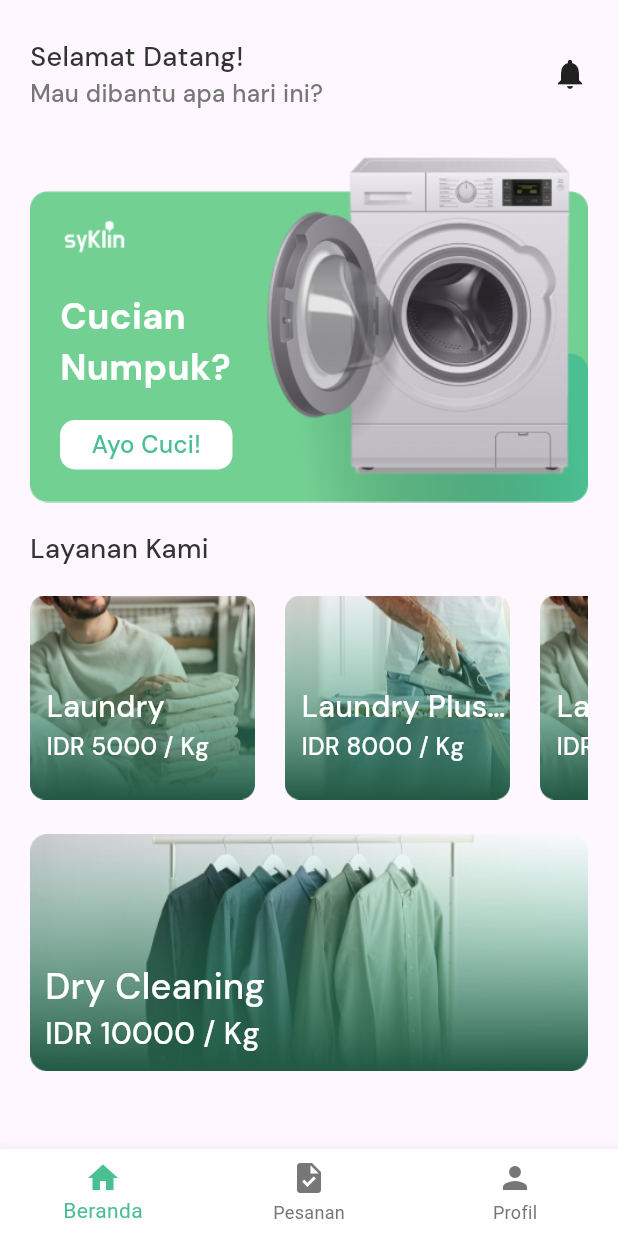
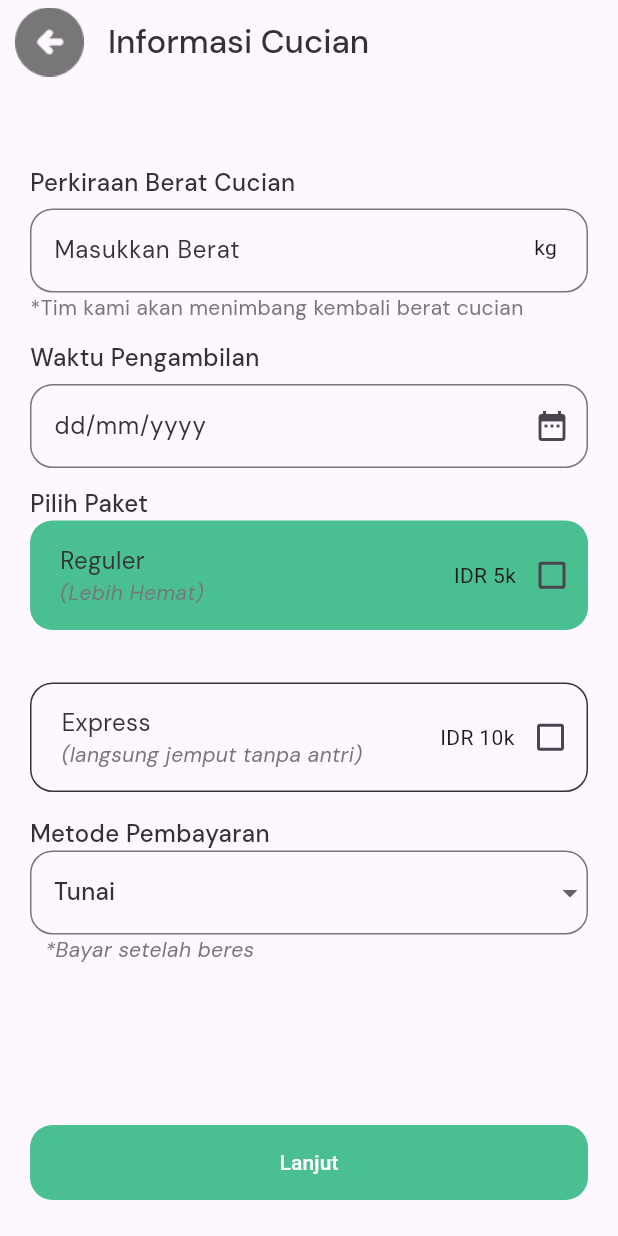
Before and after one commit to daudsutanssyah/syn_laundry, a Flutter app: the screen it shows after launch, on a phone screen of 412 x 824 dp. Run offline on Flutter 3.47's test engine with Material 3 defaults, Android fonts, the phone set to English and light mode, and no system bars; our stand-ins replace google_fonts.

Commit message:
menambahkan page info pesanan dan info cucian

```diff
--- a/lib/main.dart
+++ b/lib/main.dart
@@ -1,5 +1,7 @@
 import 'package:flutter/material.dart';
 import 'package:syn_laundry/pages/beranda_page.dart';
+import 'package:syn_laundry/pages/info_cucian_page.dart';
+import 'package:syn_laundry/pages/info_pesanan.dart';
 import 'package:syn_laundry/pages/landing_page.dart';
 import 'package:syn_laundry/pages/list_order_page.dart';
 import 'package:syn_laundry/pages/login_page.dart';
@@ -42,7 +44,7 @@ class MyApp extends StatelessWidget {
         colorScheme: ColorScheme.fromSeed(seedColor: Colors.deepPurple),
         useMaterial3: true,
       ),
-      home: LandingPage(),
+      home: InfoCucianPage(),
     );
   }
 }
--- /dev/null
+++ b/lib/pages/info_cucian_page.dart
@@ -0,0 +1,260 @@
+import 'package:flutter/material.dart';
+import 'package:intl/intl.dart';
+import 'package:syn_laundry/themes/themes.dart';
+
+class InfoCucianPage extends StatefulWidget {
+  const InfoCucianPage({super.key});
+
+  @override
+  State<InfoCucianPage> createState() => _InfoCucianPageState();
+}
+
+class _InfoCucianPageState extends State<InfoCucianPage> {
+
+  TextEditingController dateInput = TextEditingController();
+
+  String metodeBayar = "Tunai";
+
+  @override
+  void initState() {
+    // TODO: implement initState
+    super.initState();
+    dateInput.text = "";
+  }
+
+  @override
+  Widget build(BuildContext context) {
+    return Scaffold(
+      appBar: AppBar(
+        title: Text(
+          "Informasi Cucian",
+          style: primaryTextStyle.copyWith(fontWeight: FontWeight.w500),
+        ),
+        leading: Container(
+          margin: EdgeInsets.only(left: 10),
+          child: Image.asset(
+            'assets/ic-back.png',
+            width: 36,
+            height: 36,
+          ),
+        ),
+      ),
+      body: Container(
+        margin: EdgeInsets.only(top: 54, left: 20, right: 20),
+        child: ListView(
+          children: [
+            Text(
+              "Perkiraan Berat Cucian",
+              style: primaryTextStyle.copyWith(
+                  fontSize: 16, fontWeight: FontWeight.w500),
+            ),
+            SizedBox(
+              height: 6,
+            ),
+            TextFormField(
+              obscureText: true,
+              keyboardType: TextInputType.number,
+              decoration: InputDecoration(
+                hintText: "Masukkan Berat",
+                hintStyle: primaryTextStyle,
+                suffixIcon: Padding(
+                  padding: const EdgeInsets.all(12.0),
+                  child: Text("kg"),
+                ),
+                enabledBorder: OutlineInputBorder(
+                    borderRadius: BorderRadius.circular(15),
+                    borderSide: BorderSide(
+                      color: greyColor,
+                    )),
+                focusedBorder: OutlineInputBorder(
+                    borderRadius: BorderRadius.circular(15),
+                    borderSide: BorderSide(
+                      color: greyColor,
+                    )),
+              ),
+            ),
+            Text("*Tim kami akan menimbang kembali berat cucian", style: secondaryTextStyle,),
+            SizedBox(height: 12,),
+            Text(
+              "Waktu Pengambilan",
+              style: primaryTextStyle.copyWith(
+                  fontSize: 16, fontWeight: FontWeight.w500),
+            ),
+            SizedBox(height: 6,),
+            TextFormField(
+              obscureText: true,
+              keyboardType: TextInputType.datetime,
+              decoration: InputDecoration(
+                hintText: "dd/mm/yyyy",
+                hintStyle: primaryTextStyle,
+                suffixIcon: Icon(Icons.date_range),
+                enabledBorder: OutlineInputBorder(
+                    borderRadius: BorderRadius.circular(15),
+                    borderSide: BorderSide(
+                      color: greyColor,
+                    )),
+                focusedBorder: OutlineInputBorder(
+                    borderRadius: BorderRadius.circular(15),
+                    borderSide: BorderSide(
+                      color: greyColor,
+                    )),
+              ),
+              readOnly: true,
+              onTap: () async {
+                DateTime? pickedDate = await showDatePicker(
+                  context: context,
+                  initialDate: DateTime.now(),
+                  firstDate: DateTime(1950),
+                  lastDate:  DateTime(2100));
+                if (pickedDate != null) {
+                  String formattedDate = DateFormat('dd-mm-yyyy').format(pickedDate);
+                  setState(() {
+                    dateInput.text = formattedDate;
+                  });
+                } else {}
+              },
+            ),
+            SizedBox(height: 12,),
+            Text(
+              "Pilih Paket",
+              style: primaryTextStyle.copyWith(
+                  fontSize: 16, fontWeight: FontWeight.w500),
+            ),
+            Container(
+              decoration: BoxDecoration(
+                color: primaryColor,
+                borderRadius: BorderRadius.circular(15),
+              ),
+              height: 73,
+              width: double.infinity,
+              child: Row(
+                children: [
+                  Container(
+                    margin: EdgeInsets.only(left: 20, right: 20),
+                    child: Column(
+                      mainAxisAlignment: MainAxisAlignment.center,
+                      crossAxisAlignment: CrossAxisAlignment.start,
+                      children: [
+                        Text("Reguler", style: primaryTextStyle.copyWith(
+                          fontSize: 16,
+                          fontWeight: FontWeight.w400,
+                        ),),
+                        Text("(Lebih Hemat)", style: secondaryTextStyle.copyWith(
+                          fontStyle: FontStyle.italic
+                        ),)
+                      ],
+                    ),
+                  ),
+                  Spacer(),
+                  Text("IDR 5k"),
+                  Checkbox(
+                    value: false,
+                  onChanged: (value) {
+                    setState(() {
+                    });
+                  }),
+                ],
+              ),
+            ),
+            SizedBox(height: 35,),
+            Container(
+              decoration: BoxDecoration(
+                border: Border.all(color: blackColor),
+                borderRadius: BorderRadius.circular(15),
+              ),
+              height: 73,
+              width: double.infinity,
+              child: Row(
+                children: [
+                  Container(
+                    margin: EdgeInsets.only(left: 20, right: 20),
+                    child: Column(
+                      mainAxisAlignment: MainAxisAlignment.center,
+                      crossAxisAlignment: CrossAxisAlignment.start,
+                      children: [
+                        Text("Express", style: primaryTextStyle.copyWith(
+                          fontSize: 16,
+                          fontWeight: FontWeight.w400,
+                        ),),
+                        Text("(langsung jemput tanpa antri)", style: secondaryTextStyle.copyWith(
+                          fontStyle: FontStyle.italic
+                        ),)
+                      ],
+                    ),
+                  ),
+                  Spacer(),
+                  Text("IDR 10k"),
+                  Checkbox(
+                    value: false,
+                  onChanged: (value) {
+                    setState(() {
+                    });
+                  }),
+                ],
+              ),
+            ),
+            SizedBox(height: 16,),
+              Text("Metode Pembayaran ", style: primaryTextStyle.copyWith(
+                fontSize: 16,
+                fontWeight: FontWeight.w500
+              ),),
+
+              DropdownButtonFormField<String>(
+                decoration: InputDecoration(
+                  enabledBorder: OutlineInputBorder(
+                      borderRadius: BorderRadius.circular(15),
+                      borderSide: BorderSide(
+                        color: greyColor,
+                      )),
+                  focusedBorder: OutlineInputBorder(
+                      borderRadius: BorderRadius.circular(15),
+                      borderSide: BorderSide(
+                        color: greyColor,
+                      )),
+                ),
+                value: metodeBayar,
+                items: <String>['Tunai', 'Transfer']
+                    .map<DropdownMenuItem<String>>((String value) {
+                  return DropdownMenuItem<String>(
+                    value: value,
+                    child: Text(
+                      value,
+                      style: primaryTextStyle,
+                    ),
+                  );
+                }).toList(),
+                onChanged: (String? newValue) {
+                  setState(() {
+                    metodeBayar = newValue!;
+                  });
+                }),
+                Container(
+                  margin: EdgeInsets.only(left: 10),
+                  child: Text("*Bayar setelah beres", style: secondaryTextStyle.copyWith(
+                    fontStyle: FontStyle.italic,
+                    fontWeight: FontWeight.w500
+                  ),),
+                )
+
+          ],
+        ),
+      ),
+      bottomNavigationBar: Container(
+          margin: EdgeInsets.only(left: 20, right: 20, bottom: 24),
+          width: double.infinity,
+          height: 50,
+          child: TextButton(
+                      onPressed: null,
+                      style: TextButton.styleFrom(
+                          backgroundColor: Color(0xFF4ABF92),
+                          shape: RoundedRectangleBorder(
+                              borderRadius: BorderRadius.circular(15))),
+                      child: Text(
+                        "Lanjut",
+                        style: TextStyle(color: Colors.white),
+                      ),
+                    ),
+        ),
+    );
+  }
+}
--- a/pubspec.yaml
+++ b/pubspec.yaml
@@ -36,6 +36,7 @@ dependencies:
   # Use with the CupertinoIcons class for iOS style icons.
   cupertino_icons: ^1.0.8
   google_fonts: ^6.2.1
+  intl: ^0.19.0
 
 dev_dependencies:
   flutter_test:
```
Also changed, not shown: lib/pages/info_pesanan.dart (added, +166 -0 lines), pubspec.lock.
